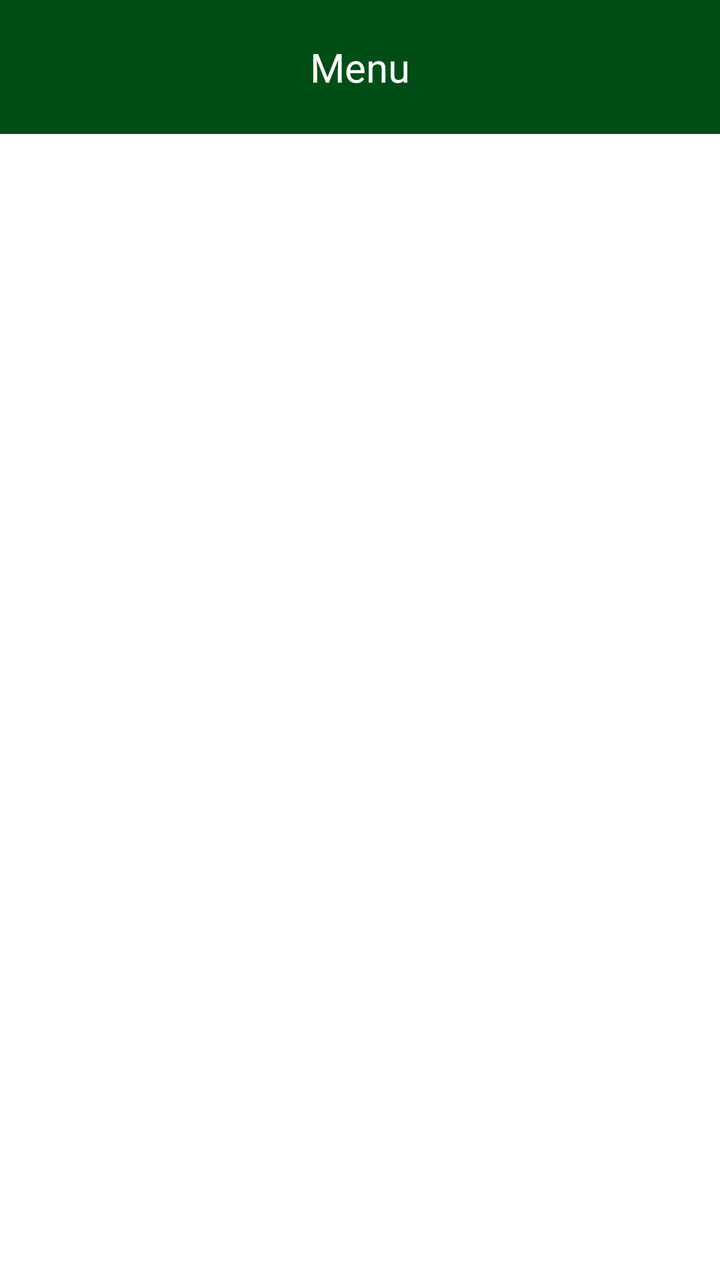
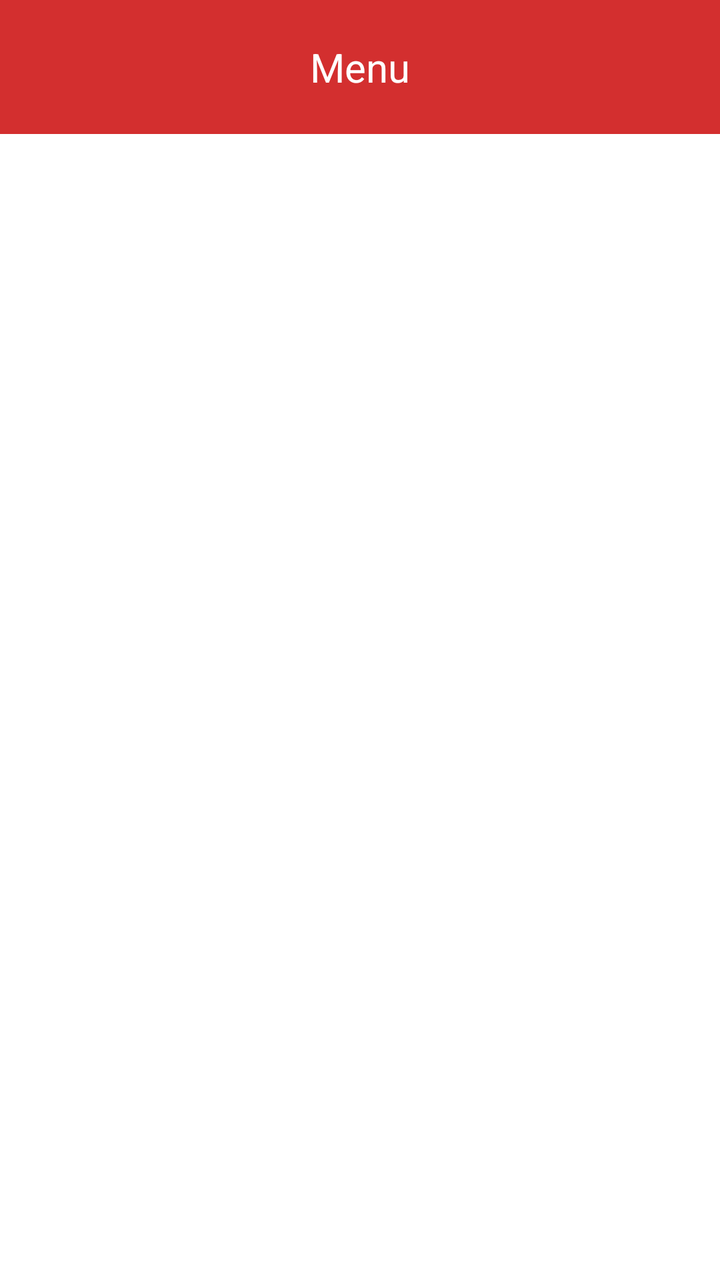

Before-and-after screenshots of an Android layout around one commit, followed by the original layout XML and the change that was made.
<!-- AndroidManifest.xml: application theme Theme.HealthCareProject -->
<!-- res/layout/nav_header.xml -->
<?xml version="1.0" encoding="utf-8"?>
<LinearLayout xmlns:android="http://schemas.android.com/apk/res/android"
    android:orientation="vertical"
    android:layout_width="match_parent"
    android:layout_height="match_parent">

    <TextView
        android:layout_width="match_parent"
        android:layout_height="wrap_content"
        android:background="@color/olive"
        android:padding="20dp"
        android:text="Menu"
        android:textColor="@color/white"
        android:textSize="20sp"
        android:gravity="center" />


</LinearLayout>
<!-- resources referenced by this layout -->
<resources>
  <color name="olive">#004E16</color>
  <color name="white">#FFFFFFFF</color>
  <style name="Theme.HealthCareProject" parent="Theme.MaterialComponents.DayNight.NoActionBar">
          
          <item name="colorPrimary">@color/olive</item>
          <item name="colorPrimaryVariant">@color/olive</item>
          <item name="colorOnPrimary">@color/white</item>
          
          <item name="colorSecondary">@color/deepSkyBlue</item>
          <item name="colorSecondaryVariant">@color/orange</item>
          <item name="colorOnSecondary">@color/yellow</item>
          <item name="colorControlActivated">@color/deepSkyBlue</item>
          
          <item name="android:statusBarColor">?attr/colorPrimaryVariant</item>
          
  
      </style>
  <color name="deepSkyBlue">#00BFFF</color>
  <color name="orange">#FFA500</color>
  <color name="yellow">#FFFF00</color>
</resources>

<!-- the commit's change to res/layout/nav_header.xml (unified diff, before → after) -->
@@ -7,7 +7,7 @@
     <TextView
         android:layout_width="match_parent"
         android:layout_height="wrap_content"
-        android:background="@color/olive"
+        android:background="@color/c_red"
         android:padding="20dp"
         android:text="Menu"
         android:textColor="@color/white"
<!-- resource entries referenced after the edit -->
@@ -1,24 +1,25 @@
 <!-- resources referenced by this layout -->
 <resources>
-  <color name="olive">#004E16</color>
-  <color name="white">#FFFFFFFF</color>
+  <color name="c_red">#D32F2F</color>
+  <color name="white">#FFFFFF</color>
   <style name="Theme.HealthCareProject" parent="Theme.MaterialComponents.DayNight.NoActionBar">
           
-          <item name="colorPrimary">@color/olive</item>
-          <item name="colorPrimaryVariant">@color/olive</item>
+          <item name="colorPrimary">@color/c_red</item>
+          <item name="colorPrimaryVariant">@color/c_red</item>
           <item name="colorOnPrimary">@color/white</item>
           
-          <item name="colorSecondary">@color/deepSkyBlue</item>
-          <item name="colorSecondaryVariant">@color/orange</item>
-          <item name="colorOnSecondary">@color/yellow</item>
-          <item name="colorControlActivated">@color/deepSkyBlue</item>
+          <item name="colorSecondary">@color/c_red</item>
+          <item name="colorSecondaryVariant">@color/c_red</item>
+          <item name="colorOnSecondary">@color/white</item>
+          <item name="colorControlActivated">@color/c_red</item>
           
-          <item name="android:statusBarColor">?attr/colorPrimaryVariant</item>
+          <item name="android:statusBarColor">@color/c_red</item>
           
   
+          <item name="android:actionOverflowButtonStyle">@style/ThreedotColor</item>
       </style>
-  <color name="deepSkyBlue">#00BFFF</color>
-  <color name="orange">#FFA500</color>
-  <color name="yellow">#FFFF00</color>
+  <style name="ThreedotColor" parent="Widget.AppCompat.ActionButton.Overflow">
+          <item name="tint">@color/white</item>
+      </style>
 </resources>
 
